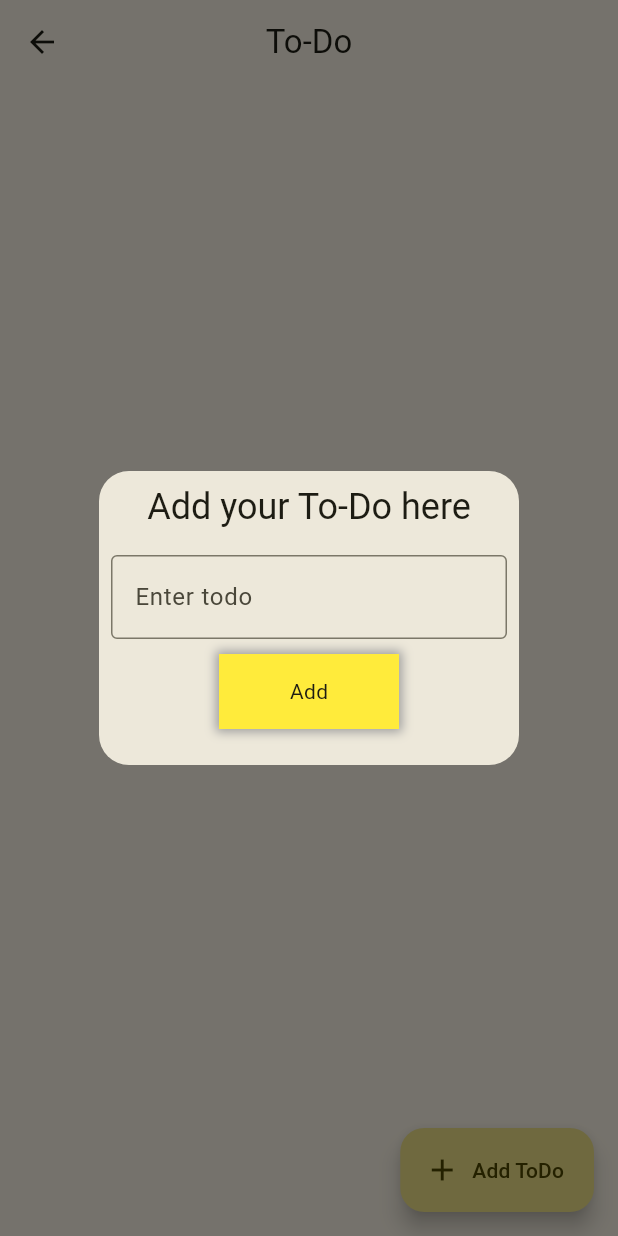
After one commit to Iamgauravkanani/todo_app_sqflite_flutter, a Flutter app: the ToDo_Screen screen opened by its route, after a tap on "Add ToDo", on a phone screen of 412 x 824 dp. The commit adds this screen. Run offline on Flutter 3.47's test engine with Material 2 defaults, Android fonts, the phone set to English and light mode, and no system bars; our stand-ins replace get, sqflite; accounts and stored records are empty; network calls fail.

Commit message:
Todo Screen UI

```diff
--- /dev/null
+++ b/lib/Modules/Screens/To-Do Screen/Views/todo_scren.dart
@@ -0,0 +1,61 @@
+import 'package:flutter/material.dart';
+import 'package:get/get.dart';
+
+class ToDo_Screen extends StatelessWidget {
+  const ToDo_Screen({super.key});
+
+  @override
+  Widget build(BuildContext context) {
+    return Scaffold(
+      floatingActionButton: FloatingActionButton.extended(
+        onPressed: () {
+          Get.defaultDialog(
+            title: "Add your To-Do here",
+            content: Column(
+              children: [
+                TextFormField(
+                  decoration: const InputDecoration(
+                    hintText: "Enter todo",
+                    border: OutlineInputBorder(),
+                  ),
+                ),
+                const SizedBox(
+                  height: 10,
+                ),
+                InkWell(
+                  onTap: () {},
+                  child: Ink(
+                    decoration: const BoxDecoration(
+                      boxShadow: [
+                        BoxShadow(
+                          offset: Offset(0, 0),
+                          blurRadius: 5,
+                          spreadRadius: 2,
+                          color: Colors.grey,
+                        ),
+                      ],
+                      color: Colors.yellow,
+                    ),
+                    child: Container(
+                      alignment: Alignment.center,
+                      height: 50,
+                      width: 120,
+                      child: const Text("Add"),
+                    ),
+                  ),
+                )
+              ],
+            ),
+          );
+        },
+        label: const Text("Add ToDo"),
+        icon: const Icon(Icons.add),
+      ),
+      appBar: AppBar(
+        title: const Text("To-Do"),
+        centerTitle: true,
+      ),
+      body: Container(),
+    );
+  }
+}
--- a/pubspec.yaml
+++ b/pubspec.yaml
@@ -36,6 +36,8 @@ dependencies:
   # Use with the CupertinoIcons class for iOS style icons.
   cupertino_icons: ^1.0.2
   get:
+  sqflite:
+  path:
 
 dev_dependencies:
   flutter_test:
```
Also changed, not shown: lib/Modules/Screens/Home_Screen/Views/home_screen.dart (+21 -10 lines), lib/Modules/Utils/Helpers/DB Helper/db_helper.dart (added, +17 -0 lines), lib/main.dart (+4 -3 lines), pubspec.lock, 7 other files.
